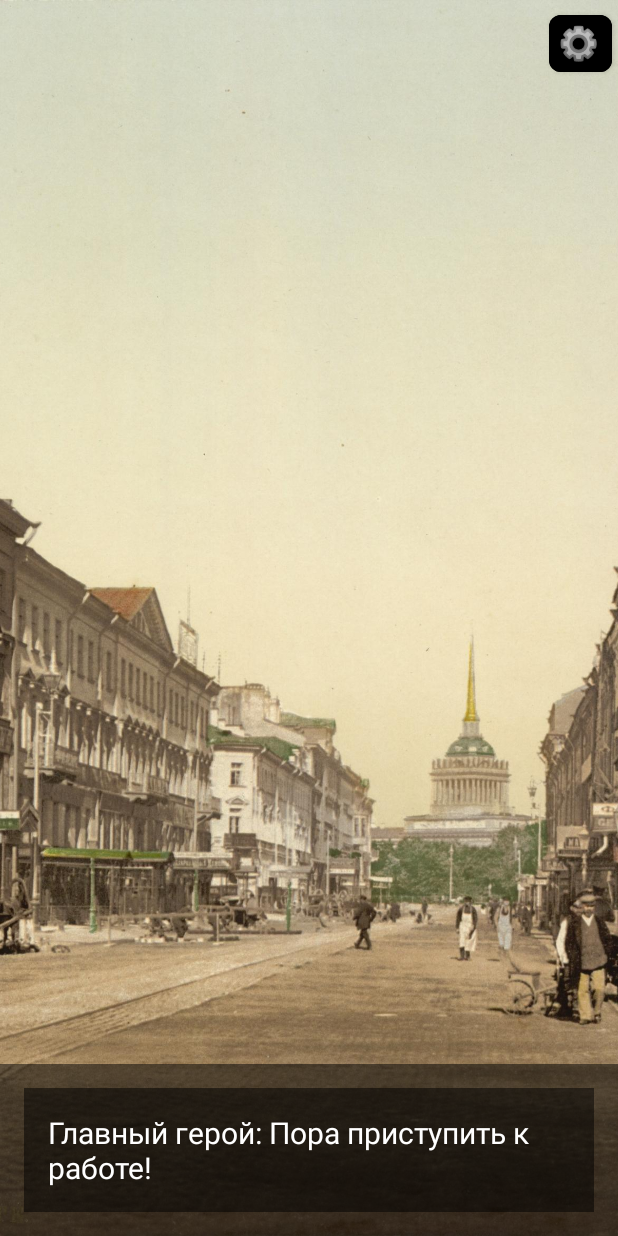
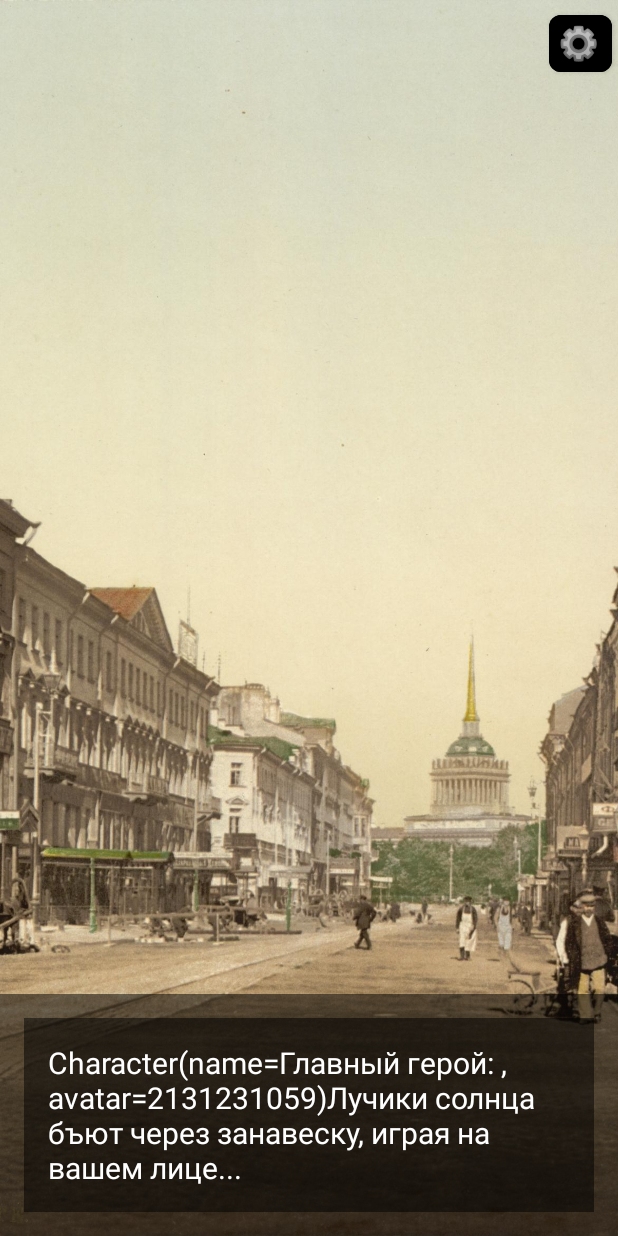
Before and after one commit to AlexeyJarlax/Visual_Novel_Torpedo_boat_Fury, an Android app: the screen it shows after launch (SceneActivity), on a phone screen of 412 x 824 dp. Run offline under Robolectric (Android 15) with nearby library versions, the phone set to English and light mode, and no system bars.

Commit message:
делаю базу

```diff
--- a/app/src/main/java/com/pavlovalexey/torpedo/DialogView.kt
+++ b/app/src/main/java/com/pavlovalexey/torpedo/DialogView.kt
@@ -20,6 +20,6 @@ class DialogView @JvmOverloads constructor(
     }
 
     fun showNextDialog(dialog: Dialog) {
-        textView.text = "${dialog.characterName}: ${dialog.text}"
+        textView.text = "${dialog.characterName}${dialog.text}"
     }
 }
--- a/app/src/main/java/com/pavlovalexey/torpedo/SceneActivity.kt
+++ b/app/src/main/java/com/pavlovalexey/torpedo/SceneActivity.kt
@@ -40,7 +40,8 @@ class SceneActivity : AppCompatActivity() {
             if (currentSceneIndex < sceneCounts) {
                 val scene = scenes[currentSceneIndex]
                 sceneView.showScene(scene)
-                dialogView.showNextDialog(scene.dialogs[currentSceneIndex])
+                dialogViewModel = DialogViewModel(scene.dialogs) // Обновляем ViewModel с новыми диалогами
+                dialogViewModel.getNextDialog()?.let { dialogView.showNextDialog(it) } // Показываем первый диалог из новой сцены
             } else {
                 // Если достигнут конец сцен в текущем акте, переходим к следующему акту
                 currentActIndex++
--- a/app/src/main/java/com/pavlovalexey/torpedo/SceneView.kt
+++ b/app/src/main/java/com/pavlovalexey/torpedo/SceneView.kt
@@ -14,20 +14,14 @@ class SceneView @JvmOverloads constructor(
 ) : FrameLayout(context, attrs, defStyleAttr) {
 
     private lateinit var imageView: ImageView
-    private lateinit var textView: TextView
 
     init {
         inflate(context, R.layout.view_scene, this)
         imageView = findViewById(R.id.imageView0)
-        textView = findViewById(R.id.textView0)
     }
 
     fun showScene(scene: Scene) {
         imageView.setImageResource(scene.image)
         // логика для воспроизведения музыки
     }
-
-    fun showText(text: String) {
-        textView.text = text
-    }
 }
--- a/app/src/main/java/com/pavlovalexey/torpedo/SceneViewModel.kt
+++ /dev/null
@@ -1,9 +0,0 @@
-package com.pavlovalexey.torpedo
-
-import com.pavlovalexey.torpedo.data.Scene
-
-class SceneViewModel(private val scene: Scene) {
-    fun getScene(): Scene {
-        return scene
-    }
-}
--- a/app/src/main/java/com/pavlovalexey/torpedo/Story.kt
+++ b/app/src/main/java/com/pavlovalexey/torpedo/Story.kt
@@ -5,80 +5,69 @@ import com.pavlovalexey.torpedo.data.Dialog
 import com.pavlovalexey.torpedo.data.PlotAct
 import com.pavlovalexey.torpedo.data.Scene
 
-// класс для истории
 object Story {
-    // Определяем постоянных персонажей
     val characters = listOf(
-        Character("Главный герой", R.drawable.char0),
-        Character("Благоверная невеста", R.drawable.char1),
-        Character("Боцман", R.drawable.char2),
-        Character("Лекарь", R.drawable.char3),
-        Character("Команда", R.drawable.char5)
+        Character("Главный герой: ", R.drawable.char0),
+        Character("Благоверная невеста: ", R.drawable.char1),
+        Character("Боцман: ", R.drawable.char2),
+        Character("Лекарь: ", R.drawable.char3),
+        Character("Команда: ", R.drawable.char5)
     )
 
-    // Определяем акты сюжета
     val plotActs = listOf(
-        // Сцена 0: Главный герой просыпается в Петербурге и направляется на повышение в адмиралтейство.
         PlotAct(
             listOf(
                 Scene(
                     R.drawable.scen_spb1,
                     R.raw.odettes_theme,
                     listOf(
-                        Dialog("Главный герой", "Пора приступить к работе!"),
-                        Dialog("Главный герой", "Отправляюсь в адмиралтейство.")
-                    ),
-                    "Главный герой просыпается в Петербурге и направляется на повышение в адмиралтейство."
+                        Dialog(characters[0], "Лучики солнца бъют через занавеску, играя на вашем лице..."),
+                        Dialog(characters[0], "Пора приступить к работе!"),
+                        Dialog(characters[0], "Отправляюсь в адмиралтейство.")
+                    )
                 )
             )
         ),
-        // Сцена 1: Главный герой получает документы в адмиралтействе и становится капитаном нового корабля.
         PlotAct(
             listOf(
                 Scene(
                     R.drawable.scen_spb2,
                     R.raw.odettes_theme,
                     listOf(
-                        Dialog("Главный герой", "Документы получены, теперь я капитан!"),
-                        Dialog("Команда", "Готовы к приказам, капитан!")
-                    ),
-                    "Главный герой получает документы и становится капитаном нового корабля."
+                        Dialog(characters[0], "Документы получены, теперь я капитан!"),
+                        Dialog(characters[4], "Готовы к приказам, капитан!")
+                    )
                 )
             )
         ),
-        // Сцена 2: Главный герой обсуждает будущее с благоверной невестой и утешает ее перед отправлением в далекий поход.
         PlotAct(
             listOf(
                 Scene(
                     R.drawable.scen_spb1,
                     R.raw.odettes_theme,
                     listOf(
-                        Dialog("Главный герой", "Дорогая, я должен отправиться в далекий поход."),
-                        Dialog("Благоверная невеста", "О нет, я так боюсь оставаться одна!"),
-                        Dialog("Главный герой", "Все будет хорошо, я обязательно вернусь к тебе.")
-                    ),
-                    "Главный герой обсуждает будущее с благоверной невестой и утешает ее перед отправлением в далекий поход."
+                        Dialog(characters[0], "Дорогая, я должен отправиться в далекий поход."),
+                        Dialog(characters[1], "О нет, я так боюсь оставаться одна!"),
+                        Dialog(characters[0], "Все будет хорошо, я обязательно вернусь к тебе.")
+                    )
                 )
             )
         ),
-        // Сцена 3: Главный герой знакомится с боцманом, корабельным лекарем и командой на своем корабле.
         PlotAct(
             listOf(
                 Scene(
                     R.drawable.scen_orel,
                     R.raw.odettes_theme,
                     listOf(
-                        Dialog("Главный герой", "Рад встрече, товарищи!"),
-                        Dialog("Боцман", "Добро пожаловать на борт, капитан!"),
-                        Dialog("Лекарь", "Надеюсь, вы не будете нуждаться в моих услугах, капитан.")
-                    ),
-                    "Главный герой знакомится с боцманом, корабельным лекарем и командой на своем корабле."
+                        Dialog(characters[0], "Рад встрече, товарищи!"),
+                        Dialog(characters[2], "Добро пожаловать на борт, капитан!"),
+                        Dialog(characters[3], "Надеюсь, вы не будете нуждаться в моих услугах, капитан.")
+                    )
                 )
             )
         )
     )
 
-    // Функция для подсчета общего количества сцен в каждом акте
     private fun countScenesInActs(): IntArray {
         val sceneCounts = IntArray(plotActs.size)
         for (i in plotActs.indices) {
@@ -87,6 +76,5 @@ object Story {
         return sceneCounts
     }
 
-    // Общее количество сцен в каждом акте
     val sceneCounts = countScenesInActs()
 }
--- a/app/src/main/java/com/pavlovalexey/torpedo/data/Dialog.kt
+++ b/app/src/main/java/com/pavlovalexey/torpedo/data/Dialog.kt
@@ -1,4 +1,4 @@
 package com.pavlovalexey.torpedo.data
 
 // модель для диалога
-data class Dialog(val characterName: String, val text: String)
+data class Dialog(val characterName: Character, val text: String)
--- a/app/src/main/java/com/pavlovalexey/torpedo/data/Scene.kt
+++ b/app/src/main/java/com/pavlovalexey/torpedo/data/Scene.kt
@@ -1,4 +1,4 @@
 package com.pavlovalexey.torpedo.data
 
 // Модель
-data class Scene(val image: Int, val music: Int, val dialogs: List<Dialog>, val narratorMessage: String)
+data class Scene(val image: Int, val music: Int, val dialogs: List<Dialog>)
```
